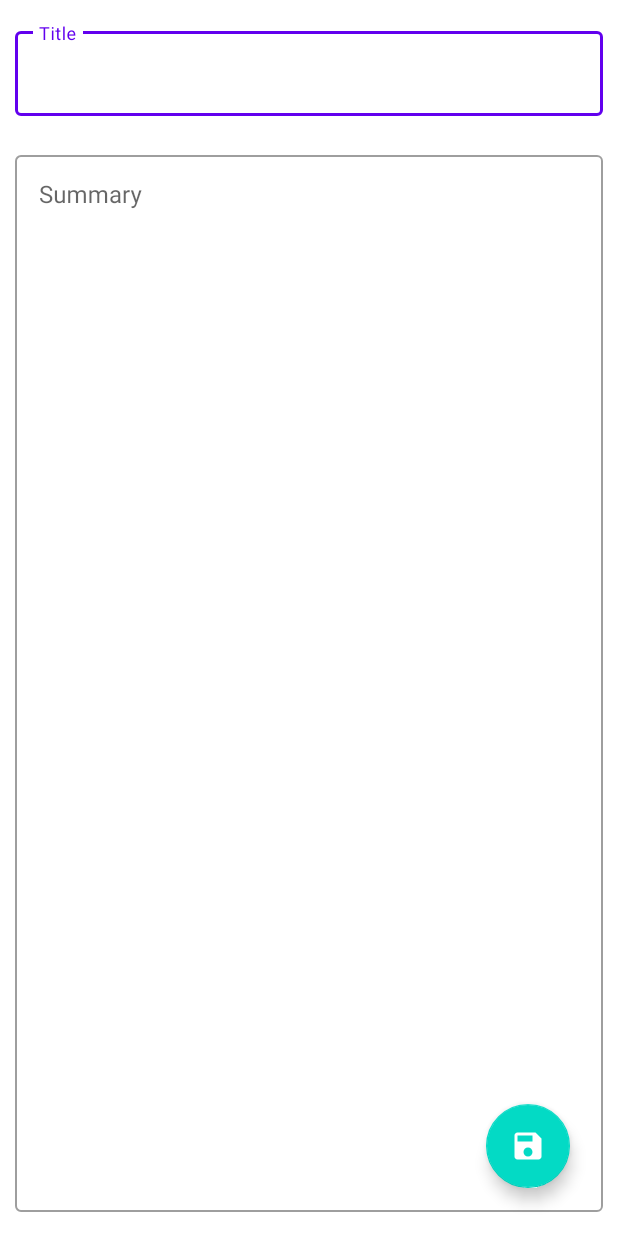
After one commit to Amal4m41/News-App, an Android app: the layout fragment_summary_edit.xml on its own in the app's theme, with its tools: preview values and no code run, on a phone screen of 412 x 824 dp. The commit adds this screen. Run offline under Robolectric (Android 15) with nearby library versions, the phone set to English and light mode, and no system bars.

Commit message:
Added feature to view and edit saved summaries

```diff
--- a/app/src/main/java/com/example/newsapp/db/SummaryDao.kt
+++ b/app/src/main/java/com/example/newsapp/db/SummaryDao.kt
@@ -17,4 +17,7 @@ interface SummaryDao {
     @Query("SELECT * FROM summaries")
     fun getAllSummaries(): LiveData<List<Summary>>
 
+    @Query("SELECT * FROM summaries where summaries.id=:id")
+    fun getSummary(id:Int): LiveData<Summary>
+
 }
--- a/app/src/main/java/com/example/newsapp/models/Summary.kt
+++ b/app/src/main/java/com/example/newsapp/models/Summary.kt
@@ -2,6 +2,7 @@ package com.example.newsapp.models
 
 import androidx.room.Entity
 import androidx.room.PrimaryKey
+import java.io.Serializable
 
 @Entity(
     tableName = "summaries"
@@ -11,4 +12,4 @@ data class Summary (
     var id:Int? = null,
     var title:String="",
     var summary:String=""
-)
+): Serializable   //making it serializable so that we can transfer them between fragments.
--- a/app/src/main/java/com/example/newsapp/repository/NewsRepository.kt
+++ b/app/src/main/java/com/example/newsapp/repository/NewsRepository.kt
@@ -34,5 +34,6 @@ class NewsRepository(val db:ArticleDatabase) {
     suspend fun upsertSummary(summary: Summary)= db.getSummaryDao().upsertSummary(summary)
     suspend fun deleteSummary(summary: Summary) = db.getSummaryDao().deleteSummary(summary)
     fun getAllSavedSummaries():LiveData<List<Summary>> = db.getSummaryDao().getAllSummaries()
+    fun getSummary(id:Int):LiveData<Summary> = db.getSummaryDao().getSummary(id)
 
 }
--- a/app/src/main/java/com/example/newsapp/ui/NewsViewModel.kt
+++ b/app/src/main/java/com/example/newsapp/ui/NewsViewModel.kt
@@ -123,6 +123,8 @@ class NewsViewModel(app: Application ,val newsRepository: NewsRepository):Androi
     //Summary related db queries
     fun getSavedSummaries():LiveData<List<Summary>> = newsRepository.getAllSavedSummaries()
 
+    fun getSummary(id:Int):LiveData<Summary> = newsRepository.getSummary(id)
+
     fun upsertSummary(summary:Summary) = viewModelScope.launch {
         newsRepository.upsertSummary(summary)
     }
@@ -130,6 +132,8 @@ class NewsViewModel(app: Application ,val newsRepository: NewsRepository):Androi
     fun deleteSummary(summary: Summary) = viewModelScope.launch {
         newsRepository.deleteSummary(summary)
     }
+
+
 
     suspend fun safeBreakingNewsCall(countryCode: String){
         //emit the loading state before making the network call
--- a/app/src/main/java/com/example/newsapp/util/Constants.kt
+++ b/app/src/main/java/com/example/newsapp/util/Constants.kt
@@ -10,6 +10,7 @@ object Constants{
 
     const val NO_INTERNET_CONNECTION = "No internet connection"
 
+    const val SUMMARY = "summary"
 
 
 }
--- /dev/null
+++ b/app/src/main/res/drawable/ic_baseline_edit_24.xml
@@ -0,0 +1,5 @@
+<vector android:height="24dp" android:tint="#FFFFFF"
+    android:viewportHeight="24" android:viewportWidth="24"
+    android:width="24dp" xmlns:android="http://schemas.android.com/apk/res/android">
+    <path android:fillColor="@android:color/white" android:pathData="M3,17.25V21h3.75L17.81,9.94l-3.75,-3.75L3,17.25zM20.71,7.04c0.39,-0.39 0.39,-1.02 0,-1.41l-2.34,-2.34c-0.39,-0.39 -1.02,-0.39 -1.41,0l-1.83,1.83 3.75,3.75 1.83,-1.83z"/>
+</vector>
--- /dev/null
+++ b/app/src/main/res/drawable/ic_baseline_save_24.xml
@@ -0,0 +1,5 @@
+<vector android:height="24dp" android:tint="#FFFFFF"
+    android:viewportHeight="24" android:viewportWidth="24"
+    android:width="24dp" xmlns:android="http://schemas.android.com/apk/res/android">
+    <path android:fillColor="@android:color/white" android:pathData="M17,3L5,3c-1.11,0 -2,0.9 -2,2v14c0,1.1 0.89,2 2,2h14c1.1,0 2,-0.9 2,-2L21,7l-4,-4zM12,19c-1.66,0 -3,-1.34 -3,-3s1.34,-3 3,-3 3,1.34 3,3 -1.34,3 -3,3zM15,9L5,9L5,5h10v4z"/>
+</vector>
--- /dev/null
+++ b/app/src/main/res/drawable/ic_baseline_update_24.xml
@@ -0,0 +1,5 @@
+<vector android:height="24dp" android:tint="#FFFFFF"
+    android:viewportHeight="24" android:viewportWidth="24"
+    android:width="24dp" xmlns:android="http://schemas.android.com/apk/res/android">
+    <path android:fillColor="@android:color/white" android:pathData="M5,20h14v-2H5V20zM5,10h4v6h6v-6h4l-7,-7L5,10z"/>
+</vector>
--- /dev/null
+++ b/app/src/main/res/layout/fragment_summary_edit.xml
@@ -0,0 +1,67 @@
+<?xml version="1.0" encoding="utf-8"?>
+<androidx.constraintlayout.widget.ConstraintLayout xmlns:android="http://schemas.android.com/apk/res/android"
+    xmlns:app="http://schemas.android.com/apk/res-auto"
+    xmlns:tools="http://schemas.android.com/tools"
+    android:layout_width="match_parent"
+    android:layout_height="match_parent">
+
+    <com.google.android.material.textfield.TextInputLayout
+        android:id="@+id/summary_title_til"
+        style="@style/Widget.MaterialComponents.TextInputLayout.OutlinedBox"
+        android:layout_width="match_parent"
+        android:layout_height="wrap_content"
+        android:layout_marginHorizontal="10dp"
+        android:layout_marginTop="15dp"
+        app:errorEnabled="true"
+        app:layout_constraintEnd_toEndOf="parent"
+        app:layout_constraintHorizontal_bias="0.5"
+        app:layout_constraintStart_toStartOf="parent"
+        app:layout_constraintTop_toTopOf="parent">
+
+        <androidx.appcompat.widget.AppCompatEditText
+            android:id="@+id/etSummaryTitle"
+            android:layout_width="match_parent"
+            android:layout_height="wrap_content"
+            android:hint="Title"
+            android:inputType="text"
+            android:textSize="16sp" />
+    </com.google.android.material.textfield.TextInputLayout>
+
+    <com.google.android.material.textfield.TextInputLayout
+        android:id="@+id/summary_content_til"
+        style="@style/Widget.MaterialComponents.TextInputLayout.OutlinedBox"
+        android:layout_width="match_parent"
+        android:layout_height="0dp"
+        android:layout_marginHorizontal="10dp"
+        android:layout_marginBottom="16dp"
+        app:errorEnabled="true"
+        app:layout_constraintEnd_toEndOf="parent"
+        app:layout_constraintHorizontal_bias="0.5"
+        app:layout_constraintBottom_toBottomOf="parent"
+        app:layout_constraintStart_toStartOf="parent"
+        app:layout_constraintTop_toBottomOf="@+id/summary_title_til">
+
+        <androidx.appcompat.widget.AppCompatEditText
+            android:id="@+id/etSummaryContent"
+            android:layout_width="match_parent"
+            android:layout_height="match_parent"
+            android:hint="Summary"
+            android:gravity="top"
+            android:inputType="textMultiLine"
+            android:textSize="16sp" />
+    </com.google.android.material.textfield.TextInputLayout>
+
+
+    <com.google.android.material.floatingactionbutton.FloatingActionButton
+        android:id="@+id/fabUpdateSummary"
+        android:layout_width="wrap_content"
+        android:layout_height="wrap_content"
+        android:layout_marginEnd="32dp"
+        android:layout_marginBottom="32dp"
+        android:src="@drawable/ic_baseline_save_24"
+        app:fabSize="normal"
+        app:layout_constraintBottom_toBottomOf="parent"
+        app:layout_constraintEnd_toEndOf="parent"
+        app:tint="@color/white" />
+
+</androidx.constraintlayout.widget.ConstraintLayout>
```
Also changed, not shown: app/src/main/java/com/example/newsapp/ui/fragments/SavedSummariesFragment.kt (+13 -0 lines), app/src/main/java/com/example/newsapp/ui/fragments/SummaryEditFragment.kt (added, +105 -0 lines), app/src/main/java/com/example/newsapp/ui/fragments/SummaryFragment.kt (added, +129 -0 lines), app/src/main/res/layout/fragment_summary.xml (added, +42 -0 lines), app/src/main/res/navigation/news_nav_graph.xml (+24 -1 lines).
